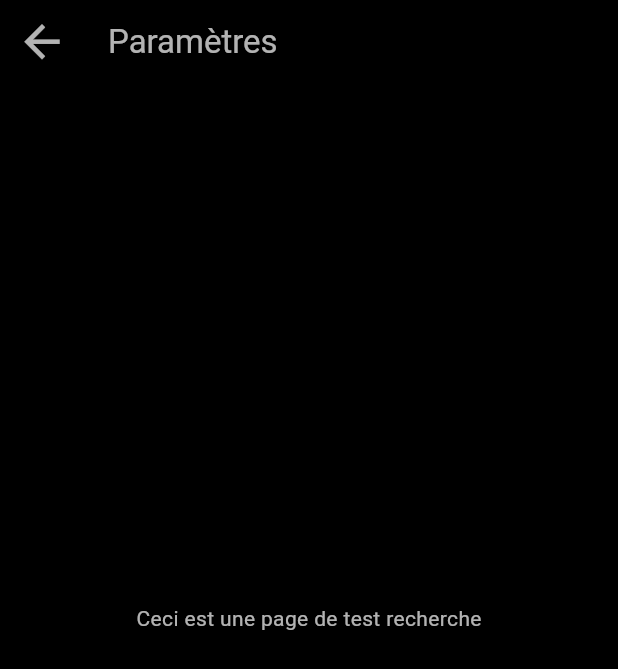
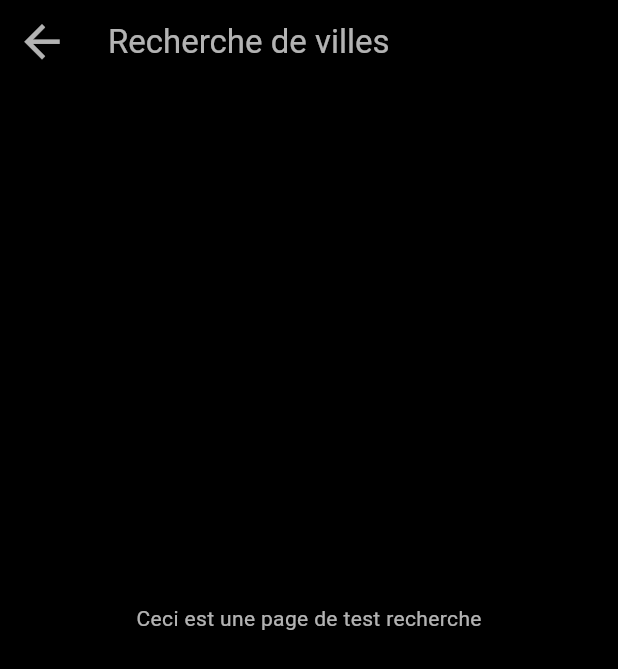
Before and after one commit to e-Tesseract/weather, a Flutter app: the RechercheVilleRoute screen opened directly, on a phone screen of 412 x 824 dp. Shown: the top 669 px of the screen. Run offline on Flutter 3.47's test engine with Material 3 defaults, Android fonts, the phone set to English and light mode, and no system bars; our stand-ins replace shared_preferences; accounts and stored records are empty; network calls fail.

Commit message:
maj villes

```diff
--- a/lib/menu/recherche_ville.dart
+++ b/lib/menu/recherche_ville.dart
@@ -20,7 +20,7 @@ class RechercheVilleRoute extends StatelessWidget {
             elevation: 0,
             // Changer la couleur de l'icon
             iconTheme: const IconThemeData(color: Colors.white70, size: 35),
-            title: const Text('Paramètres', style: TextStyle(color: Colors.white70)),
+            title: const Text('Recherche de villes', style: TextStyle(color: Colors.white70)),
           ),
         ],
       ),
```
Also changed, not shown: lib/menu/villes_route.dart (+10 -0 lines).
